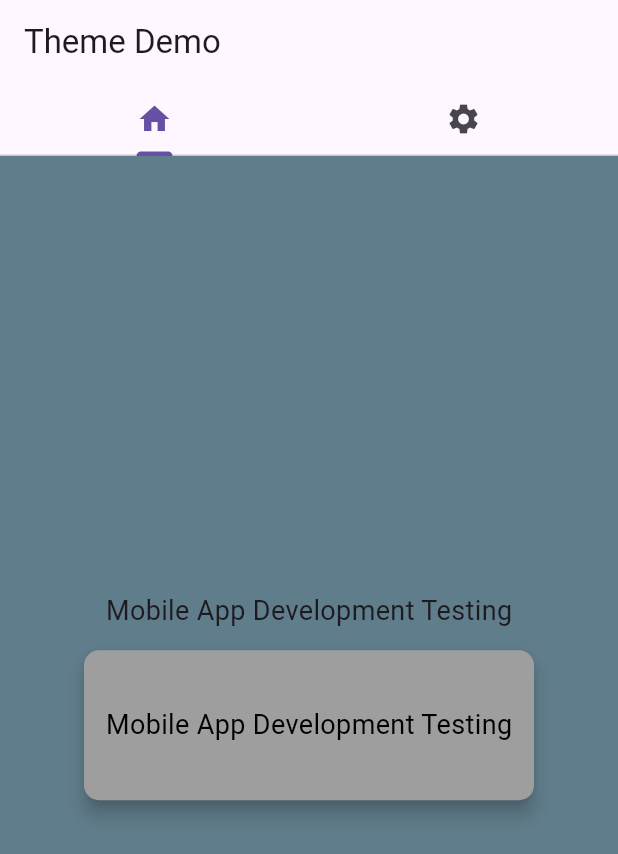
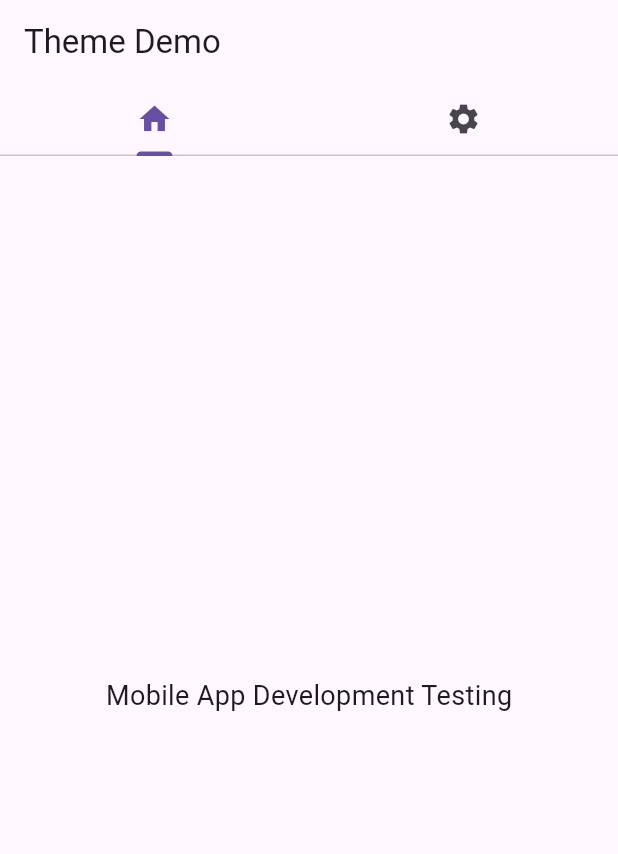
Before and after one commit to Nathan2055/csc4360-cw01-image-toggle, a Flutter app: the screen it shows after launch, on a phone screen of 412 x 824 dp. Shown: the top 854 px of the screen. Run offline on Flutter 3.47's test engine with Material 3 defaults, Android fonts, the phone set to English and light mode, and no system bars.

Commit message:
Delete custom color logic

```diff
--- a/lib/main.dart
+++ b/lib/main.dart
@@ -51,7 +51,6 @@ class _RunMyAppState extends State<RunMyApp> {
 
           body: AnimatedContainer(
             duration: Duration(milliseconds: 500),
-            color: darkMode ? darkModeBackground : lightModeBackground,
 
             child: TabBarView(
               children: [
@@ -63,6 +62,7 @@ class _RunMyAppState extends State<RunMyApp> {
                       style: TextStyle(fontSize: 18),
                     ),
 
+                    /*
                     // add some extra spacing
                     Text(' ', style: TextStyle(fontSize: 9)),
 
@@ -88,6 +88,7 @@ class _RunMyAppState extends State<RunMyApp> {
                         ),
                       ),
                     ),
+                    */
                   ],
                 ),
 
```
